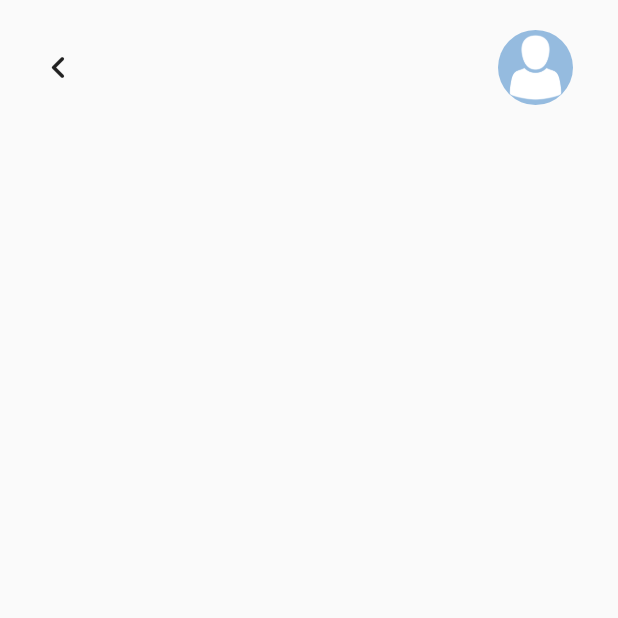
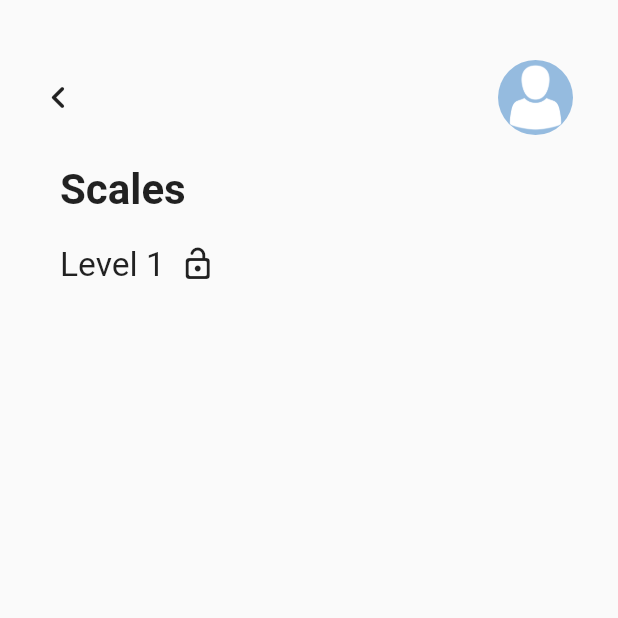
Before and after one commit to alextjones/Mobile_Final_Project, a Flutter app: the screen it shows after launch, on a phone screen of 412 x 824 dp, the top half of it. Run offline on Flutter 3.47's test engine with Material 2 defaults, Android fonts, the phone set to English and light mode, and no system bars.

Commit message:
Created level title widget, continuing to build level selection page

```diff
--- /dev/null
+++ b/lib/common/level_title.dart
@@ -0,0 +1,40 @@
+import 'package:flutter/material.dart';
+
+class LevelTitle extends StatefulWidget {
+
+  final bool isUnlocked;
+  final String title;
+
+  LevelTitle({
+    Key key,
+    @required this.isUnlocked,
+    @required this.title,
+  }) : super(key: key);
+
+  _LevelTitleState createState() => _LevelTitleState();
+
+}
+
+class _LevelTitleState extends State<LevelTitle> {
+
+  @override
+  Widget build(BuildContext context) {
+    return Padding(
+      padding: EdgeInsets.fromLTRB(0.0, 20.0, 0.0, 10.0),
+      child: Row(
+        children: <Widget> [
+          Text(
+            widget.title,
+            style: TextStyle (
+              fontSize: 22.4,
+            ),
+          ),
+          SizedBox(
+            width: 10,
+          ),
+          Icon(widget.isUnlocked? Icons.lock_open_rounded : Icons.lock_rounded),
+        ],
+      ),
+    );
+  }
+}
--- a/lib/common/top_nav.dart
+++ b/lib/common/top_nav.dart
@@ -25,7 +25,7 @@ class _TopNavState extends State<TopNav> {
       children: <Widget> [
         SizedBox(height: 20.0,),
         Padding(
-          padding: EdgeInsets.fromLTRB(15.0, 0.0, 30.0, 0.0),
+          padding: EdgeInsets.fromLTRB(15.0, 20.0, 30.0, 20.0),
           child: Row(
             mainAxisAlignment: MainAxisAlignment.spaceBetween,
             crossAxisAlignment: CrossAxisAlignment.center,
--- a/lib/main.dart
+++ b/lib/main.dart
@@ -1,5 +1,6 @@
 import 'dart:developer';
 import 'package:flutter/material.dart';
+import 'common/level_title.dart';
 import 'common/thin_button.dart';
 import 'common/top_nav.dart';
 
@@ -17,16 +18,17 @@ class MyApp extends StatelessWidget {
         primarySwatch: Colors.blue,
         visualDensity: VisualDensity.adaptivePlatformDensity,
       ),
-      home: LevelSelectionPage(title: 'Scales'),
+      home: LevelSelectionPage(title: 'Scales'), //this is just to display for hot reload, home page will be changed,
       debugShowCheckedModeBanner: false,
     );
   }
 }
 
 class LevelSelectionPage extends StatefulWidget {
-  LevelSelectionPage({Key key, this.title}) : super(key: key);
+  LevelSelectionPage({Key key, this.title, this.unlockedLevels}) : super(key: key);
 
   final String title;
+  final List<bool> unlockedLevels;
 
   @override
   _LevelSelectionPageState createState() => _LevelSelectionPageState();
@@ -38,13 +40,37 @@ class _LevelSelectionPageState extends State<LevelSelectionPage> {
   Widget build(BuildContext context) {
 
     return Scaffold(
-      body: ListView(
+      body: Column(
         children: <Widget>[
           TopNav(
             includeBackButton: true,
             includeProfilePicture: true,
-          )
-        ]
+          ),
+          ListView(
+            padding: EdgeInsets.symmetric(vertical: 0.0, horizontal: 40.0),
+            shrinkWrap: true,
+            children: <Widget>
+            [
+              Text(
+                widget.title,
+                style: TextStyle (
+                  fontSize: 28.0,
+                  fontWeight: FontWeight.bold,
+                ),
+              ),
+              LevelTitle(
+                title: 'Level 1',
+                isUnlocked: true,
+              ),
+              Padding(
+                padding: EdgeInsets.only(left: 10.0),
+                child: Column(
+
+                ),
+              ),
+            ],
+          ),
+        ],
       ),
     );
   }
```
